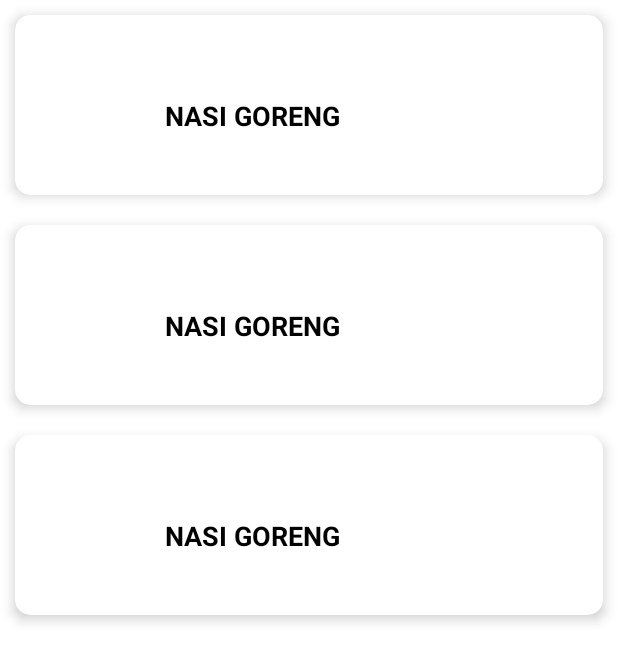
After one commit to althaafridha/CustomTheme-RecyclerView, an Android app: the layout activity_fourth.xml on its own in the app's theme, with its tools: preview values and no code run, on a phone screen of 412 x 824 dp. The commit adds this screen. Shown: the top 662 px of the screen. Run offline under Robolectric (Android 15) with nearby library versions, the phone set to English and light mode, and no system bars; network calls fail.

Commit message:
recyclerview api

```diff
--- a/app/src/main/AndroidManifest.xml
+++ b/app/src/main/AndroidManifest.xml
@@ -16,6 +16,9 @@
         android:theme="@style/Theme.RecyclerView"
         tools:targetApi="31">
         <activity
+            android:name=".fourthrecyclerview.FourthActivity"
+            android:exported="false" />
+        <activity
             android:name=".thirdrecyclerview.ThirdActivity"
             android:exported="false" />
         <activity
@@ -26,7 +29,7 @@
             android:exported="false" />
         <activity
             android:name=".MainActivity"
-            android:exported="true" >
+            android:exported="true">
             <intent-filter>
                 <action android:name="android.intent.action.MAIN" />
 
--- a/app/src/main/java/com/althaafridha/recyclerview/MainActivity.kt
+++ b/app/src/main/java/com/althaafridha/recyclerview/MainActivity.kt
@@ -5,6 +5,7 @@ import androidx.appcompat.app.AppCompatActivity
 import android.os.Bundle
 import com.althaafridha.recyclerview.databinding.ActivityMainBinding
 import com.althaafridha.recyclerview.firstrecyclerview.FirstActivity
+import com.althaafridha.recyclerview.fourthrecyclerview.FourthActivity
 import com.althaafridha.recyclerview.secondrecyclerview.SecondActivity
 import com.althaafridha.recyclerview.thirdrecyclerview.ThirdActivity
 
@@ -28,5 +29,9 @@ class MainActivity : AppCompatActivity() {
 		binding.thirdRecyclerView.setOnClickListener {
 			startActivity(Intent(this, ThirdActivity::class.java))
 		}
+
+		binding.fourthRecyclerView.setOnClickListener {
+			startActivity(Intent(this, FourthActivity::class.java))
+		}
 	}
 }
--- /dev/null
+++ b/app/src/main/res/layout/activity_fourth.xml
@@ -0,0 +1,15 @@
+<?xml version="1.0" encoding="utf-8"?>
+<FrameLayout xmlns:android="http://schemas.android.com/apk/res/android"
+    xmlns:app="http://schemas.android.com/apk/res-auto"
+    xmlns:tools="http://schemas.android.com/tools"
+    android:layout_width="match_parent"
+    android:layout_height="match_parent"
+    tools:context=".thirdrecyclerview.ThirdActivity">
+
+    <androidx.recyclerview.widget.RecyclerView
+        android:id="@+id/rvListRecipe"
+        android:layout_width="match_parent"
+        android:layout_height="wrap_content"
+        tools:listitem="@layout/recipe_item"/>
+
+</FrameLayout>
--- /dev/null
+++ b/app/src/main/res/layout/recipe_item.xml
@@ -0,0 +1,51 @@
+<?xml version="1.0" encoding="utf-8"?>
+<androidx.cardview.widget.CardView xmlns:android="http://schemas.android.com/apk/res/android"
+    android:layout_width="match_parent"
+    xmlns:app="http://schemas.android.com/apk/res-auto"
+    android:layout_margin="10dp"
+    app:cardCornerRadius="10dp"
+    app:cardElevation="5dp"
+    android:layout_height="wrap_content">
+
+    <RelativeLayout
+        android:layout_width="match_parent"
+        android:layout_height="match_parent"
+        android:layout_marginTop="20dp"
+        android:layout_marginEnd="10dp">
+
+        <ImageView
+            android:id="@+id/imageRecipe"
+            android:layout_width="80dp"
+            android:layout_height="80dp"
+            android:layout_marginStart="10dp"
+            android:layout_marginTop="10dp"
+            android:layout_marginEnd="10dp"
+            android:layout_marginBottom="10dp"
+            android:adjustViewBounds="true" />
+
+        <LinearLayout
+            android:layout_width="match_parent"
+            android:layout_height="wrap_content"
+            android:layout_centerInParent="true"
+            android:layout_toEndOf="@id/imageRecipe"
+            android:orientation="vertical">
+
+            <TextView
+                android:id="@+id/tvNamaRecipe"
+                android:layout_width="wrap_content"
+                android:layout_height="wrap_content"
+                android:layout_marginBottom="5dp"
+                android:ellipsize="end"
+                android:maxLines="1"
+                android:text="NASI GORENG"
+                android:textColor="@color/black"
+                android:textSize="18sp"
+                android:textStyle="bold" />
+
+
+        </LinearLayout>
+
+    </RelativeLayout>
+
+
+</androidx.cardview.widget.CardView>
--- a/gradle.properties
+++ b/gradle.properties
@@ -21,3 +21,4 @@ kotlin.code.style=official
 # resources declared in the library itself and none from the library's dependencies,
 # thereby reducing the size of the R class for that library
 android.nonTransitiveRClass=true
+BaseUrl="https://masak-apa.tomorisakura.vercel.app"
```
Also changed, not shown: app/build.gradle (+17 -2 lines), app/src/main/java/com/althaafridha/recyclerview/fourthrecyclerview/FourthActivity.kt (added, +67 -0 lines), app/src/main/java/com/althaafridha/recyclerview/fourthrecyclerview/RecipeAdapter.kt (added, +51 -0 lines), app/src/main/java/com/althaafridha/recyclerview/fourthrecyclerview/data/RecipeResponse.kt (added, +28 -0 lines), app/src/main/java/com/althaafridha/recyclerview/fourthrecyclerview/data/network/ApiClient.kt (added, +43 -0 lines), app/src/main/java/com/althaafridha/recyclerview/fourthrecyclerview/data/network/ApiService.kt (added, +11 -0 lines), app/src/main/res/layout/activity_main.xml (+9 -0 lines).
